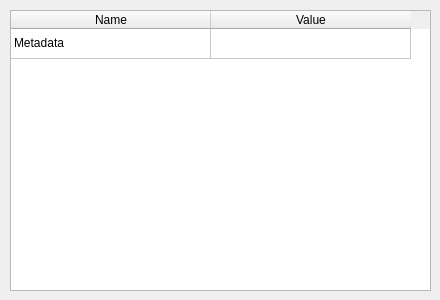
Dimi1010/MediaPlayer, file MediaPlayer/FileMetadataDetails.ui: the form before one commit.
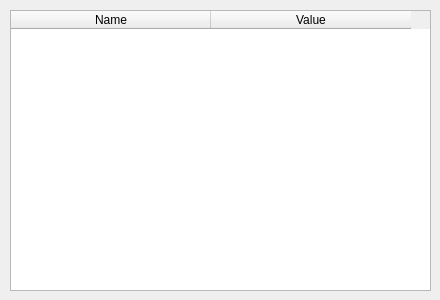
The form after the commit.

Commit message: Changed file duration to be displayed in human readable format instead of milliseconds.

Diff of the .ui file:
```diff
--- a/MediaPlayer/FileMetadataDetails.ui
+++ b/MediaPlayer/FileMetadataDetails.ui
@@ -31,6 +31,9 @@
    <property name="selectionBehavior">
     <enum>QAbstractItemView::SelectRows</enum>
    </property>
+   <property name="rowCount">
+    <number>0</number>
+   </property>
    <attribute name="horizontalHeaderVisible">
     <bool>true</bool>
    </attribute>
@@ -40,11 +43,6 @@
    <attribute name="verticalHeaderVisible">
     <bool>false</bool>
    </attribute>
-   <row>
-    <property name="text">
-     <string>Titles</string>
-    </property>
-   </row>
    <column>
     <property name="text">
      <string>Name</string>
@@ -55,11 +53,6 @@
      <string>Value</string>
     </property>
    </column>
-   <item row="0" column="0">
-    <property name="text">
-     <string>Metadata</string>
-    </property>
-   </item>
   </widget>
  </widget>
  <layoutdefault spacing="6" margin="11"/>
```
The commit also changes 1 other file.
